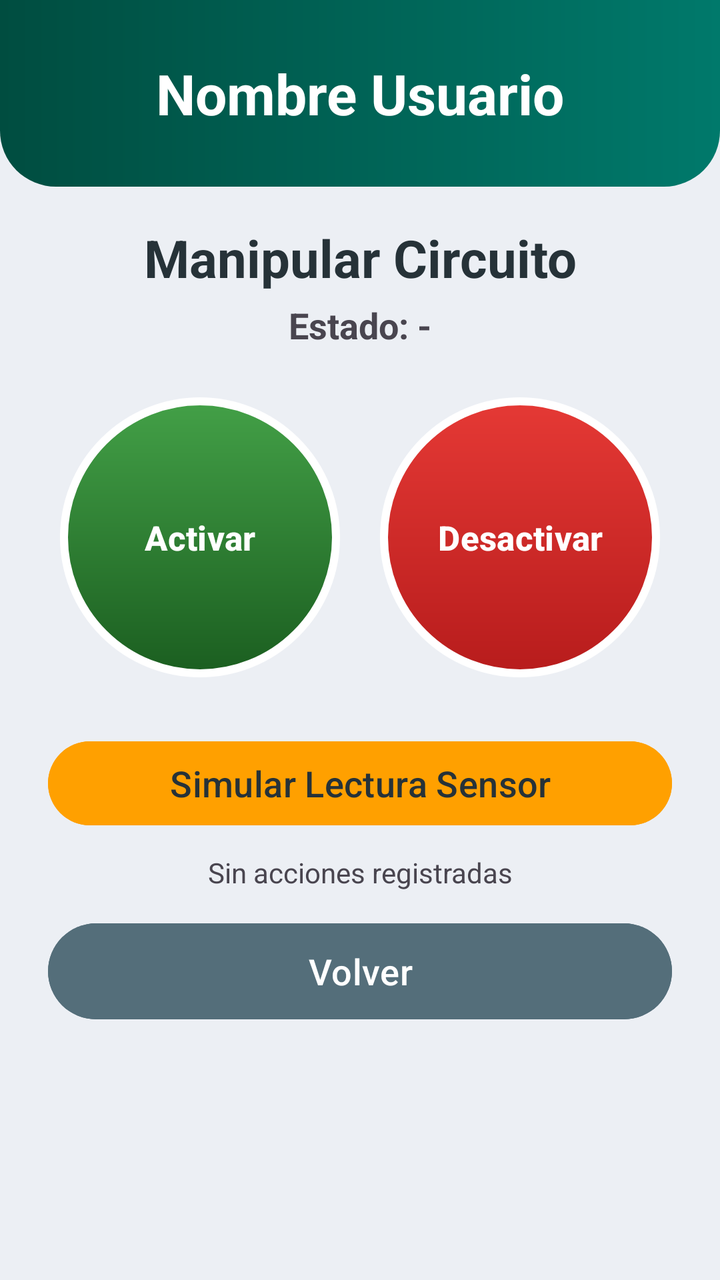
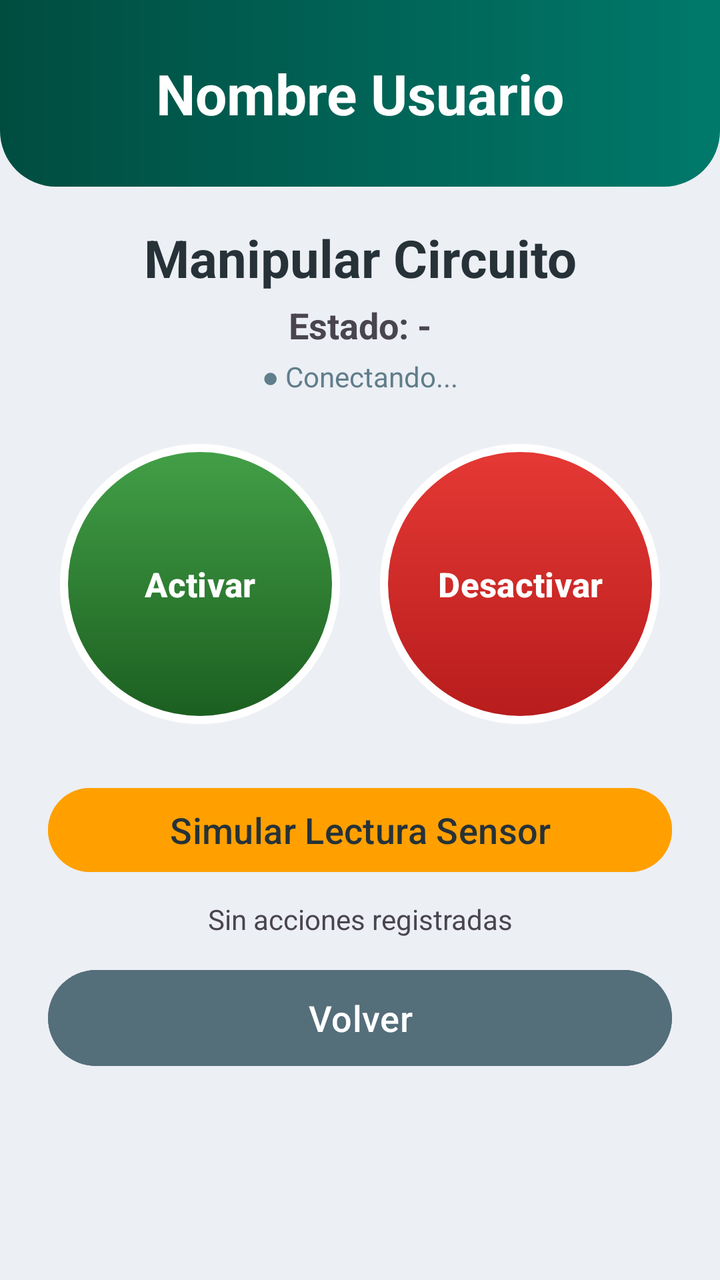

The first picture is an Android layout as it rendered before a commit; the second is the same layout after the commit. The layout source and the unified diff follow.
<!-- AndroidManifest.xml: application theme Theme.App1_Firebase -->
<!-- res/layout/activity_manipular_esp32.xml -->
<?xml version="1.0" encoding="utf-8"?>
<LinearLayout xmlns:android="http://schemas.android.com/apk/res/android"
    xmlns:tools="http://schemas.android.com/tools"
    xmlns:app="http://schemas.android.com/apk/res-auto"
    android:id="@+id/main"
    android:layout_width="match_parent"
    android:layout_height="match_parent"
    android:background="@color/fondo"
    android:gravity="center_horizontal"
    android:orientation="vertical"
    tools:context=".ManipularESP32">

    <TextView
        android:id="@+id/tvusumanipular"
        android:layout_width="match_parent"
        android:layout_height="wrap_content"
        android:background="@drawable/encabezado"
        android:paddingTop="28dp"
        android:paddingBottom="28dp"
        android:gravity="center"
        android:text="Nombre Usuario"
        android:textColor="@color/white"
        android:textSize="28sp"
        android:textStyle="bold" />

    <TextView
        android:id="@+id/tvtitman"
        android:layout_width="match_parent"
        android:layout_height="wrap_content"
        android:layout_marginTop="18dp"
        android:layout_marginBottom="4dp"
        android:gravity="center"
        android:text="Manipular Circuito"
        android:textColor="@color/texto"
        android:textSize="26sp"
        android:textStyle="bold" />

    <TextView
        android:id="@+id/tvestado"
        android:layout_width="wrap_content"
        android:layout_height="wrap_content"
        android:text="Estado: -"
        android:textSize="18sp"
        android:textStyle="bold" />

    <LinearLayout
        android:layout_width="wrap_content"
        android:layout_height="wrap_content"
        android:layout_marginTop="24dp"
        android:orientation="horizontal">

        <Button
            android:id="@+id/btnon"
            android:layout_width="140dp"
            android:layout_height="140dp"
            android:layout_marginHorizontal="10dp"
            android:padding="0dp"
            android:background="@drawable/circulo_activar"
            android:text="Activar"
            android:textAllCaps="false"
            android:textColor="@color/white"
            android:textSize="17sp"
            android:textStyle="bold"
            app:backgroundTint="@null" />

        <Button
            android:id="@+id/btnoff"
            android:layout_width="140dp"
            android:layout_height="140dp"
            android:layout_marginHorizontal="10dp"
            android:padding="0dp"
            android:background="@drawable/circulo_desactivar"
            android:text="Desactivar"
            android:textAllCaps="false"
            android:textColor="@color/white"
            android:textSize="17sp"
            android:textStyle="bold"
            app:backgroundTint="@null" />
    </LinearLayout>

    <Button
        android:id="@+id/btnsensor"
        android:layout_width="match_parent"
        android:layout_height="50dp"
        android:layout_marginHorizontal="24dp"
        android:layout_marginTop="28dp"
        android:backgroundTint="@color/acento"
        android:text="Simular Lectura Sensor"
        android:textAllCaps="false"
        android:textColor="@color/texto"
        android:textSize="18sp"
        app:cornerRadius="28dp" />

    <TextView
        android:id="@+id/tvultimo"
        android:layout_width="match_parent"
        android:layout_height="wrap_content"
        android:layout_marginHorizontal="24dp"
        android:layout_marginTop="10dp"
        android:gravity="center"
        android:text="Sin acciones registradas"
        android:textSize="14sp" />

    <Button
        android:id="@+id/btnvolman"
        android:layout_width="match_parent"
        android:layout_height="56dp"
        android:layout_marginHorizontal="24dp"
        android:layout_marginTop="12dp"
        android:backgroundTint="@color/volver"
        android:text="Volver"
        android:textAllCaps="false"
        android:textColor="@color/white"
        android:textSize="18sp"
        app:cornerRadius="28dp" />

</LinearLayout>
<!-- resources referenced by this layout -->
<resources>
  <color name="acento">#FFFFA000</color>
  <color name="fondo">#FFECEFF4</color>
  <color name="texto">#FF263238</color>
  <color name="volver">#FF546E7A</color>
  <color name="white">#FFFFFFFF</color>
  <!-- drawable circulo_activar (drawable) -->
  <?xml version="1.0" encoding="utf-8"?>
  <shape xmlns:android="http://schemas.android.com/apk/res/android" android:shape="oval">
      <gradient android:startColor="#FF43A047" android:endColor="#FF1B5E20" android:angle="270" />
      <stroke android:width="4dp" android:color="@color/white" />
  </shape>
  <!-- drawable circulo_desactivar (drawable) -->
  <?xml version="1.0" encoding="utf-8"?>
  <shape xmlns:android="http://schemas.android.com/apk/res/android" android:shape="oval">
      <gradient android:startColor="#FFE53935" android:endColor="#FFB71C1C" android:angle="270" />
      <stroke android:width="4dp" android:color="@color/white" />
  </shape>
  <!-- drawable encabezado (drawable) -->
  <?xml version="1.0" encoding="utf-8"?>
  <shape xmlns:android="http://schemas.android.com/apk/res/android" android:shape="rectangle">
      <gradient android:startColor="@color/primario_oscuro" android:endColor="@color/primario" android:angle="0" />
      <corners android:bottomLeftRadius="28dp" android:bottomRightRadius="28dp" />
  </shape>
  <style name="Theme.App1_Firebase" parent="Base.Theme.App1_Firebase" />
  <color name="primario_oscuro">#FF004D40</color>
  <color name="primario">#FF00796B</color>
  <style name="Base.Theme.App1_Firebase" parent="Theme.Material3.Light.NoActionBar">
          <item name="colorPrimary">@color/primario</item>
          <item name="android:windowBackground">@color/fondo</item>
      </style>
</resources>

<!-- the commit's change to res/layout/activity_manipular_esp32.xml (unified diff, before → after) -->
@@ -42,6 +42,15 @@
         android:text="Estado: -"
         android:textSize="18sp"
         android:textStyle="bold" />
+
+    <TextView
+        android:id="@+id/tvconexion"
+        android:layout_width="wrap_content"
+        android:layout_height="wrap_content"
+        android:layout_marginTop="4dp"
+        android:text="● Conectando..."
+        android:textColor="@color/texto_suave"
+        android:textSize="14sp" />
 
     <LinearLayout
         android:layout_width="wrap_content"
<!-- resource entries referenced after the edit -->
@@ -3,6 +3,7 @@
   <color name="acento">#FFFFA000</color>
   <color name="fondo">#FFECEFF4</color>
   <color name="texto">#FF263238</color>
+  <color name="texto_suave">#FF607D8B</color>
   <color name="volver">#FF546E7A</color>
   <color name="white">#FFFFFFFF</color>
   <!-- drawable circulo_activar (drawable) -->
